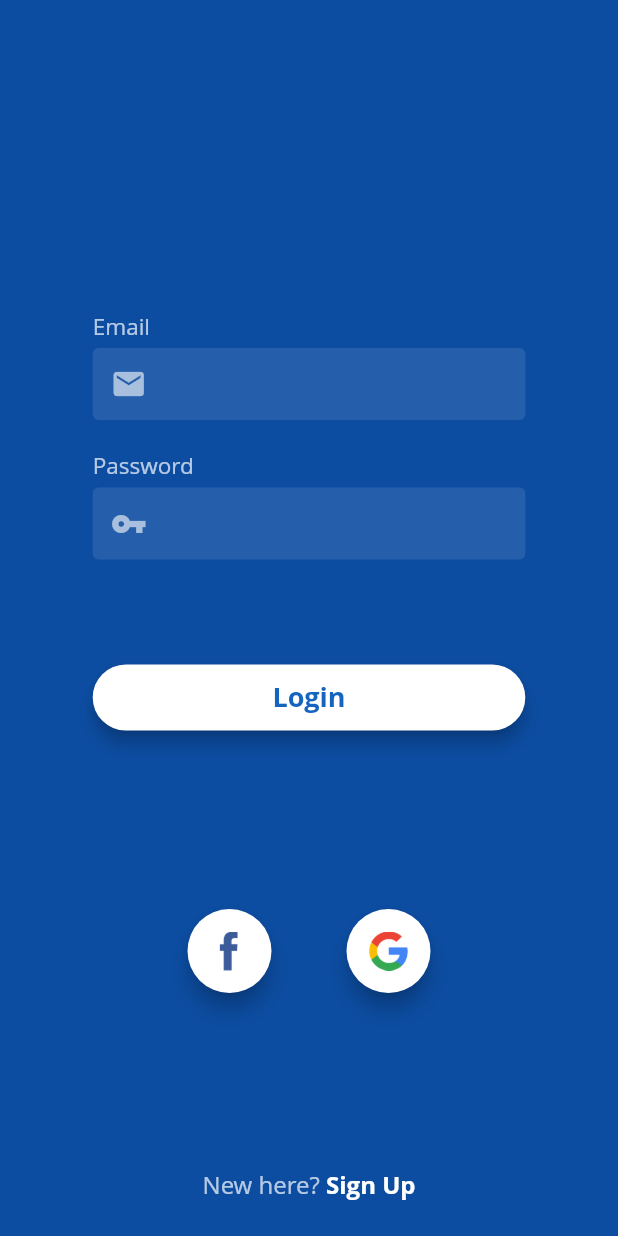
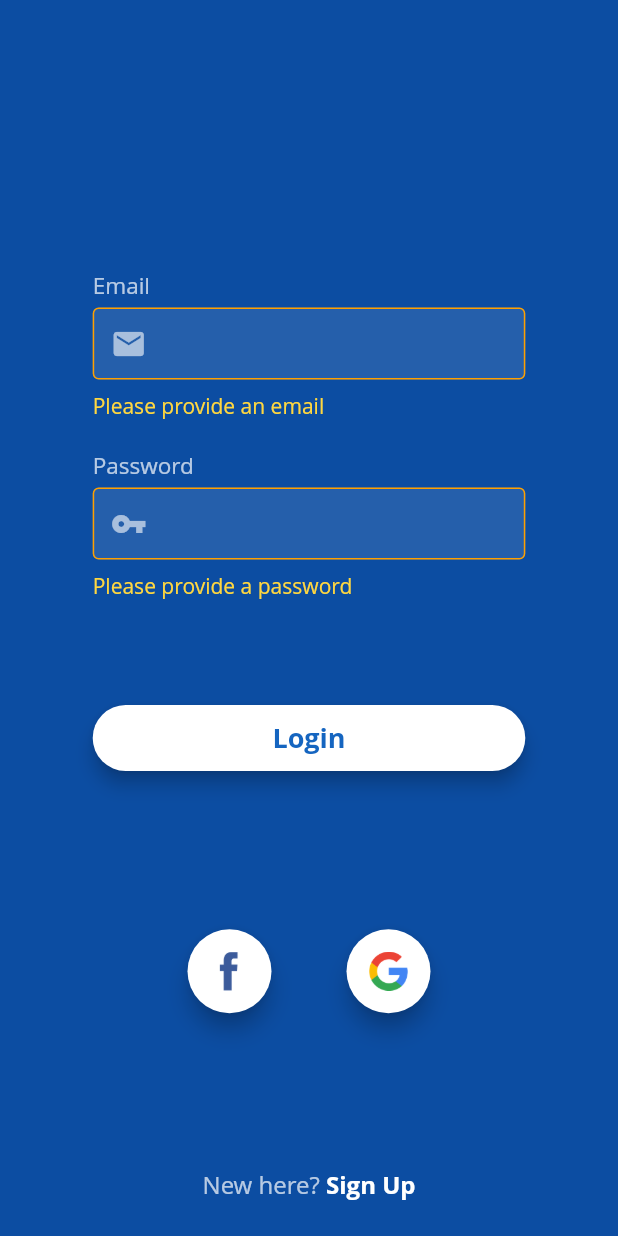
Before and after one commit to top2429/Justclass, a Flutter app: the screen it shows after launch, after a tap on "Login", on a phone screen of 412 x 824 dp. Run offline on Flutter 3.47's test engine with Material 2 defaults, Android fonts, the phone set to English and light mode, and no system bars.

Commit message:
added validation to auth form

```diff
--- a/lib/screens/auth_screen.dart
+++ b/lib/screens/auth_screen.dart
@@ -15,7 +15,7 @@ class AuthScreen extends StatelessWidget {
 
     return Scaffold(
       backgroundColor: Theme.of(context).backgroundColor,
-      resizeToAvoidBottomInset: false,
+      resizeToAvoidBottomInset: orientation == Orientation.landscape,
       body: SafeArea(
         child: (orientation == Orientation.portrait)
             ? Column(
--- /dev/null
+++ b/lib/utils/validator.dart
@@ -0,0 +1,21 @@
+class Validator {
+  final _emailRegExp =
+      RegExp(r"^[a-zA-Z0-9.a-zA-Z0-9.!#$%&'*+-/=?^_`{|}~]+@[a-zA-Z0-9]+\.[a-zA-Z]+");
+
+  String validateEmail(String val) {
+    if (val.isEmpty) return "Please provide an email";
+    if (!_emailRegExp.hasMatch(val)) return "Invalid email";
+    return null;
+  }
+
+  String validatePassword(String val) {
+    if (val.isEmpty) return "Please provide a password";
+    return null;
+  }
+
+  String validateConfirm(String val, String pass) {
+    if (val.isEmpty) return "Please provide a confirm password";
+    if (val != pass) return "Confirm password does not match";
+    return null;
+  }
+}
--- a/lib/widgets/email_auth_form.dart
+++ b/lib/widgets/email_auth_form.dart
@@ -1,4 +1,5 @@
 import 'package:flutter/material.dart';
+import 'package:justclass/utils/validator.dart';
 
 class EmailAuthForm extends StatefulWidget {
   EmailAuthForm({Key key}) : super(key: key);
@@ -8,8 +9,10 @@ class EmailAuthForm extends StatefulWidget {
 }
 
 class EmailAuthFormState extends State<EmailAuthForm> with SingleTickerProviderStateMixin {
+  final _form = GlobalKey<FormState>();
   bool isLogin = true;
 
+  final _emailFocusNode = FocusNode();
   final _passwordFocusNode = FocusNode();
   final _confirmFocusNode = FocusNode();
   final _emailController = TextEditingController();
@@ -20,30 +23,35 @@ class EmailAuthFormState extends State<EmailAuthForm> with SingleTickerProviderS
   bool _emptyPassword = true;
   bool _emptyConfirm = true;
 
-  AnimationController _AnimController;
+  AnimationController _animController;
   Animation<double> _sizeAnim;
+
+  final validator = Validator();
 
   @override
   void initState() {
-    _AnimController = AnimationController(duration: const Duration(milliseconds: 200), vsync: this);
-    _sizeAnim = Tween<double>(begin: 0, end: 1).animate(_AnimController);
+    _animController = AnimationController(duration: const Duration(milliseconds: 200), vsync: this);
+    _sizeAnim = Tween<double>(begin: 0, end: 1).animate(_animController);
 
     super.initState();
   }
 
   @override
   void dispose() {
+    _emailFocusNode.dispose();
     _passwordFocusNode.dispose();
     _confirmFocusNode.dispose();
     _emailController.dispose();
     _passwordController.dispose();
     _confirmController.dispose();
-    _AnimController.dispose();
+    _animController.dispose();
     super.dispose();
   }
 
   void toSignUpMode() {
-    _AnimController.forward().then((_) {
+    unFocus();
+    _form.currentState.reset();
+    _animController.forward().then((_) {
       setState(() {
         isLogin = false;
       });
@@ -51,11 +59,27 @@ class EmailAuthFormState extends State<EmailAuthForm> with SingleTickerProviderS
   }
 
   void toLoginMode() {
-    _AnimController.reverse().then((_) {
+    unFocus();
+    _form.currentState.reset();
+    _animController.reverse().then((_) {
       setState(() {
         isLogin = true;
       });
     });
+  }
+
+  void unFocus() {
+    _emailFocusNode.unfocus();
+    _passwordFocusNode.unfocus();
+    _confirmFocusNode.unfocus();
+  }
+
+  void login() {
+    if (!_form.currentState.validate()) return;
+  }
+
+  void signUp() {
+    if (!_form.currentState.validate()) return;
   }
 
   @override
@@ -68,6 +92,7 @@ class EmailAuthFormState extends State<EmailAuthForm> with SingleTickerProviderS
       child: SizedBox(
         width: (orientation == Orientation.portrait) ? width * 0.7 : width * 0.6,
         child: Form(
+          key: _form,
           child: Column(
             crossAxisAlignment: CrossAxisAlignment.start,
             children: <Widget>[
@@ -76,7 +101,7 @@ class EmailAuthFormState extends State<EmailAuthForm> with SingleTickerProviderS
               ..._buildPasswordInput(),
               _buildConfirmInput(),
               const SizedBox(height: 70),
-              _buildLoginButton(),
+              _buildAuthButton(),
             ],
           ),
         ),
@@ -84,7 +109,7 @@ class EmailAuthFormState extends State<EmailAuthForm> with SingleTickerProviderS
     );
   }
 
-  Widget _buildLoginButton() {
+  Widget _buildAuthButton() {
     return SizedBox(
       height: 44,
       width: double.infinity,
@@ -102,7 +127,7 @@ class EmailAuthFormState extends State<EmailAuthForm> with SingleTickerProviderS
         shape: RoundedRectangleBorder(
           borderRadius: BorderRadius.circular(22),
         ),
-        onPressed: () {},
+        onPressed: isLogin ? login : signUp,
       ),
     );
   }
@@ -135,22 +160,24 @@ class EmailAuthFormState extends State<EmailAuthForm> with SingleTickerProviderS
           prefixIcon: const Icon(Icons.email, color: Colors.white60),
           suffixIcon: (_emptyEmail)
               ? const SizedBox(width: 0)
-              : GestureDetector(
-                  child: const Icon(Icons.cancel, color: Colors.white54),
-                  onTap: () {
-                    _emailController.text = "";
+              : IconButton(
+                  icon: const Icon(Icons.cancel, color: Colors.white54),
+                  onPressed: () {
+                    WidgetsBinding.instance.addPostFrameCallback((_) => _emailController.clear());
                     setState(() => _emptyEmail = true);
                   },
                 ),
           errorStyle: const TextStyle(color: Colors.amberAccent, fontSize: 14),
           errorText: null,
         ),
+        focusNode: _emailFocusNode,
         controller: _emailController,
         onFieldSubmitted: (_) => FocusScope.of(context).requestFocus(_passwordFocusNode),
         onChanged: (val) {
           if (val.length > 1) return;
           setState(() => _emptyEmail = val.isEmpty);
         },
+        validator: validator.validateEmail,
       ),
     ];
   }
@@ -183,10 +210,11 @@ class EmailAuthFormState extends State<EmailAuthForm> with SingleTickerProviderS
           prefixIcon: const Icon(Icons.vpn_key, color: Colors.white60),
           suffixIcon: (_emptyPassword)
               ? const SizedBox(width: 0)
-              : GestureDetector(
-                  child: const Icon(Icons.cancel, color: Colors.white54),
-                  onTap: () {
-                    _passwordController.text = "";
+              : IconButton(
+                  icon: const Icon(Icons.cancel, color: Colors.white54),
+                  onPressed: () {
+                    WidgetsBinding.instance
+                        .addPostFrameCallback((_) => _passwordController.clear());
                     setState(() => _emptyPassword = true);
                   },
                 ),
@@ -201,6 +229,7 @@ class EmailAuthFormState extends State<EmailAuthForm> with SingleTickerProviderS
           if (val.length > 1) return;
           setState(() => _emptyPassword = val.isEmpty);
         },
+        validator: validator.validatePassword,
       ),
     ];
   }
@@ -212,7 +241,7 @@ class EmailAuthFormState extends State<EmailAuthForm> with SingleTickerProviderS
         crossAxisAlignment: CrossAxisAlignment.start,
         children: <Widget>[
           const SizedBox(height: 20),
-          const Text("Confirm", style: TextStyle(color: Colors.white70, fontSize: 15)),
+          const Text("Confirm Password", style: TextStyle(color: Colors.white70, fontSize: 15)),
           const SizedBox(height: 5),
           TextFormField(
             obscureText: true,
@@ -238,10 +267,11 @@ class EmailAuthFormState extends State<EmailAuthForm> with SingleTickerProviderS
               prefixIcon: const Icon(Icons.beenhere, color: Colors.white60),
               suffixIcon: (_emptyConfirm)
                   ? const SizedBox(width: 0)
-                  : GestureDetector(
-                      child: const Icon(Icons.cancel, color: Colors.white54),
-                      onTap: () {
-                        _confirmController.text = "";
+                  : IconButton(
+                      icon: const Icon(Icons.cancel, color: Colors.white54),
+                      onPressed: () {
+                        WidgetsBinding.instance
+                            .addPostFrameCallback((_) => _confirmController.clear());
                         setState(() => _emptyConfirm = true);
                       },
                     ),
@@ -254,6 +284,9 @@ class EmailAuthFormState extends State<EmailAuthForm> with SingleTickerProviderS
               if (val.length > 1) return;
               setState(() => _emptyConfirm = val.isEmpty);
             },
+            validator: (val) {
+              return validator.validateConfirm(val, _passwordController.text);
+            },
           ),
         ],
       ),
--- a/pubspec.yaml
+++ b/pubspec.yaml
@@ -19,6 +19,7 @@ environment:
 dependencies:
   flutter:
     sdk: flutter
+  google_sign_in: ^4.4.1
 
   # The following adds the Cupertino Icons font to your application.
   # Use with the CupertinoIcons class for iOS style icons.
```
Also changed, not shown: pubspec.lock, 3 other files.
